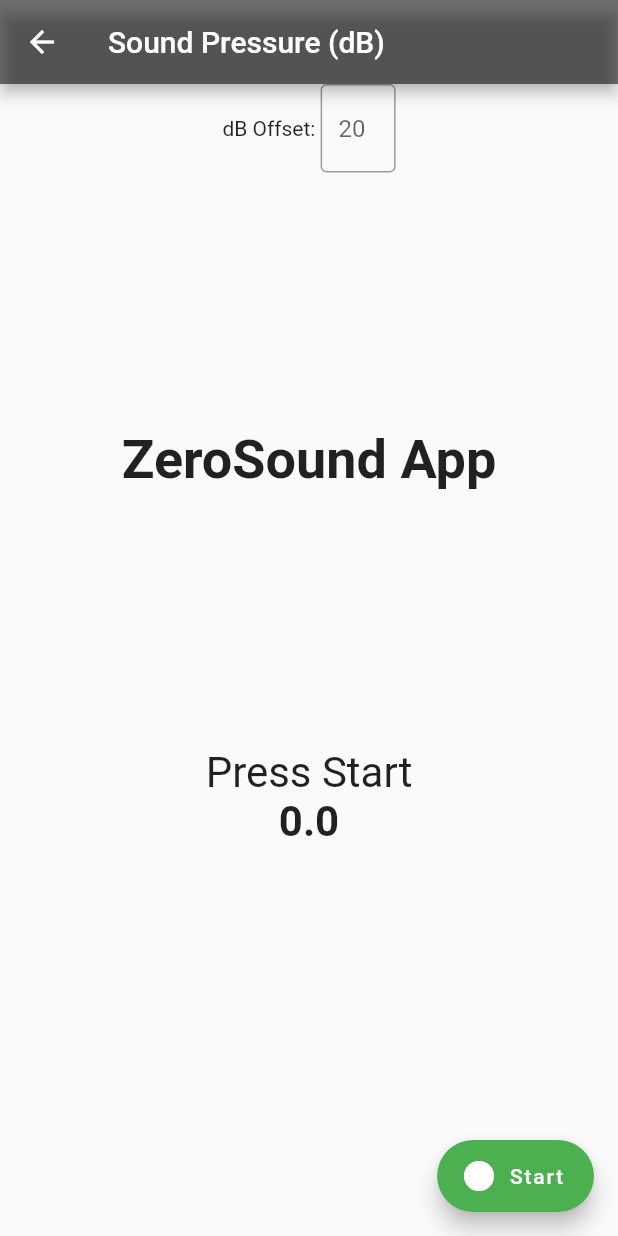
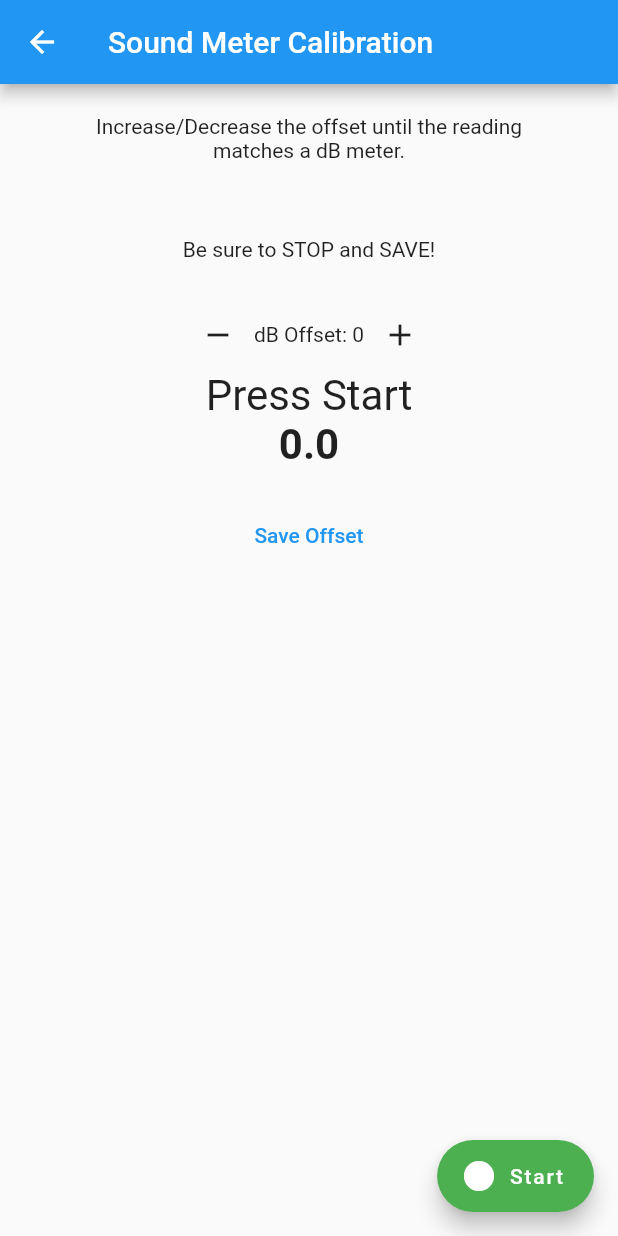
Before and after one commit to JeyzDFoo/zsidata, a Flutter app: the NoiseApp screen opened directly, on a phone screen of 412 x 824 dp. Run offline on Flutter 3.47's test engine with Material 2 defaults, Android fonts, the phone set to English and light mode, and no system bars; our stand-ins replace audioplayers, cloud_firestore, firebase_auth, firebase_core, location, permission_handler; missing offline and left inert: audio_streamer; accounts and stored records are empty; Roboto replaces fonts that are missing (Georgia).

```diff
--- a/lib/dB/realtiledb.dart
+++ b/lib/dB/realtiledb.dart
@@ -1,5 +1,7 @@
 
 import 'dart:async';
+import 'package:cloud_firestore/cloud_firestore.dart';
+import 'package:firebase_auth/firebase_auth.dart';
 import 'package:flutter/material.dart';
 import 'package:flutter/services.dart';
 import 'package:zerosound/main.dart';
@@ -44,16 +46,6 @@ class _NoiseAppState extends State<NoiseApp> {
     });
     maxDB = noiseReading.maxDecibel;
     meanDB = noiseReading.meanDecibel;
-
-    //capture data for chart
-    // chartData.add(
-    //   _ChartData(
-    //     maxDB,
-    //     meanDB,
-    //     ((DateTime.now().millisecondsSinceEpoch - previousMillis) / 1000)
-    //         .toDouble(),
-    //   ),
-    // );
 
     //capture data to use for averaging
     recordData.add(meanDB);
@@ -132,11 +124,33 @@ class _NoiseAppState extends State<NoiseApp> {
     if (chartData.length >= 25) {
       chartData.removeAt(0);
     }
+    CollectionReference offsets = FirebaseFirestore.instance.collection('offsets');
+    final FirebaseAuth auth = FirebaseAuth.instance;
+
+    Future<void> addOffset() {
+      // Call the user's CollectionReference to update the offset
+      return offsets
+      .doc(auth.currentUser!.email)
+          .set({
+        'offset': offset, // db offset
+
+      })
+          .then((value) => print("Offset Updated"))
+          .catchError((error) => print("Failed to update offset: $error"));
+    }
+
+
     return Scaffold(
       appBar: AppBar(
 
-        title: const Text('Sound Pressure (dB)'),
-        backgroundColor: Colors.black54,
+        title: const Text('Sound Meter Calibration'),
+        leading: IconButton(
+          icon: Icon(Icons.arrow_back),
+          onPressed: (){
+            stop(); //stop the recording so it's not running in the background
+            Navigator.pop(context);
+          },
+        ),
       ),
 
       floatingActionButton: FloatingActionButton.extended(
@@ -149,39 +163,38 @@ class _NoiseAppState extends State<NoiseApp> {
       body: Container(
         child: Column(
           children: [
+            SizedBox(height: 20),
+            Text('Increase/Decrease the offset until the reading'),
+            Text('matches a dB meter.'),
+            SizedBox(
+              height: 50,
+            ),
+            Text('Be sure to STOP and SAVE!'),
+            SizedBox(height: 25),
             Row(
               mainAxisAlignment: MainAxisAlignment.center,
               children: [
-                Text('dB Offset: ' ),
-                SizedBox(
-                  width: 50,
-                  child: TextField(
-                    decoration: InputDecoration(
-                      border: OutlineInputBorder(),
-                      hintText: '20',
-                    ),
-                    controller: _offsetController,
-                    keyboardType: TextInputType.number,
-                    inputFormatters: <TextInputFormatter>[
-                      FilteringTextInputFormatter.digitsOnly
-                    ],
-                    onSubmitted: (value){
-                      offset = double.parse(value).toInt();
-                    },
-                  ),
+                IconButton(
+                  icon: Icon(Icons.remove),
+                  onPressed: (){
+                    setState(() {
+                      offset = offset - 1;
+                    });
+                  },
+                ),
+                Text('dB Offset: ' + offset.toString()),
+                IconButton(
+                  icon: Icon(Icons.add),
+                  onPressed: (){
+                    setState(() {
+                      offset = offset + 1;
+                    });
+                  },
                 ),
               ],
             ),
 
-            Expanded(
-              flex: 2,
-              child: Center(
-                child: Text(
-                  meanDB != null ? meanDB!.toStringAsFixed(2)+" dB" : 'ZeroSound App',
-                  style: TextStyle(fontWeight: FontWeight.bold, fontSize: 36),
-                ),
-              ),
-            ),
+
             Text(
               meanDB != null
                   ? 'Average/Second:'
@@ -194,24 +207,12 @@ class _NoiseAppState extends State<NoiseApp> {
                   : '0.0',
               style: const TextStyle(fontWeight: FontWeight.bold, fontSize: 28),
             ),
-            const Expanded(
-              child: Text('')
-              // SfCartesianChart(
-              //   series: <LineSeries<_ChartData, double>>[
-              //     LineSeries<_ChartData, double>(
-              //         dataSource: chartData,
-              //         xAxisName: 'Time',
-              //         yAxisName: 'dB',
-              //         name: 'dB values over time',
-              //         xValueMapper: (_ChartData value, _) => value.frames,
-              //         yValueMapper: (_ChartData value, _) => value.maxDB,
-              //         animationDuration: 0),
-              //   ],
-              // ),
+            SizedBox(height: 20,),
+            TextButton(
+              child: Text('Save Offset'),
+              onPressed: addOffset,
             ),
-            const SizedBox(
-              height: 68,
-            ),
+
           ],
         ),
       ),
--- a/lib/main.dart
+++ b/lib/main.dart
@@ -27,7 +27,7 @@ var panel_long;
 var noisesource_lat;
 var noisesource_long;
 
-var offset = 16; //16 for Jeremy's A13
+var offset = 0; //16 for Jeremy's A13
 
 
 Future main() async {
```
Also changed, not shown: lib/dB/calibrate.dart (deleted, +0 -44 lines), lib/dB/multipointdb.dart (+43 -8 lines), lib/homepage.dart (+94 -34 lines).
